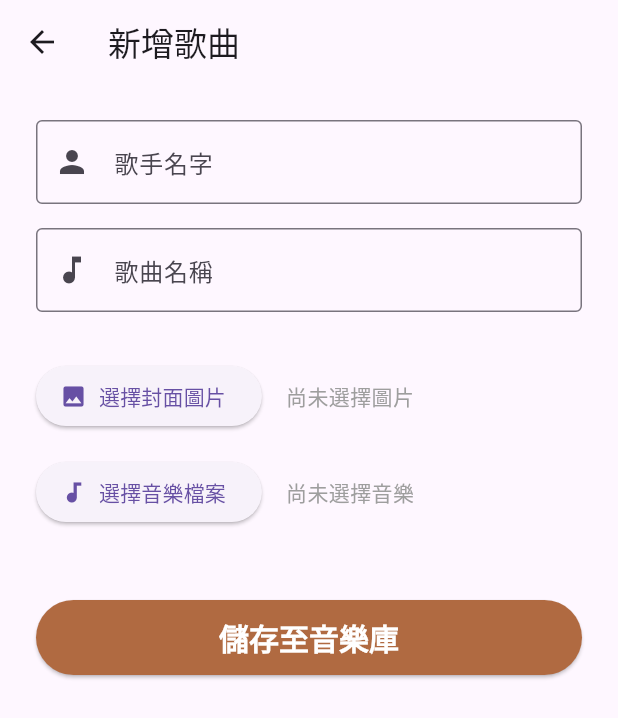
After one commit to Reminiscence-Care/ReminiCare-AI-APP, a Flutter app: the MusicScreen screen opened by its route, after a tap on "新增歌曲", on a phone screen of 412 x 824 dp. The commit adds this screen. Shown: the top 718 px of the screen. Run offline on Flutter 3.47's test engine with Material 3 defaults, Android fonts, the phone set to English and light mode, and no system bars; our stand-ins replace audioplayers, file_picker, go_router, hive, hive_flutter; accounts and stored records are empty; generated files the repository leaves out were written again.

Commit message:
Add add_songs_data_screen.dart

```diff
--- a/lib/main.dart
+++ b/lib/main.dart
@@ -1,13 +1,22 @@
 import 'package:flutter/material.dart';
 import 'package:go_router/go_router.dart';
+import 'package:hive_flutter/hive_flutter.dart';
+import 'package:remini_care_ai_app/models/song_model.dart';
+import 'package:remini_care_ai_app/models/song_model.dart';
 import 'package:remini_care_ai_app/home_screen.dart';
 import 'package:remini_care_ai_app/screens/life_screen/life_screen.dart';
 import 'package:remini_care_ai_app/screens/music_screen/music_screen.dart';
 import 'package:remini_care_ai_app/screens/music_screen/music_years_selection_screen.dart';
 import 'package:remini_care_ai_app/screens//music_screen/select_songs_screen.dart';
 import 'package:remini_care_ai_app/screens//music_screen/play_music_screen.dart';
+import 'package:remini_care_ai_app/screens/music_screen/add_songs_data_screen.dart';
 
-void main() {
+
+void main() async {
+  WidgetsFlutterBinding.ensureInitialized();
+  await Hive.initFlutter();
+  Hive.registerAdapter(SongModelAdapter());
+  await Hive.openBox<SongModel>('my_music_box');
   runApp(const MyApp());
 }
 final GoRouter _router = GoRouter(
@@ -53,6 +62,10 @@ final GoRouter _router = GoRouter(
           return PlayMusicScreen(songData: songData);
         }
     ),
+    GoRoute(
+      path: '/add_songs_data_screen',
+      builder: (context, state) =>  AddSongsDataScreen()
+    )
   ]
 );
 
--- /dev/null
+++ b/lib/models/song_model.dart
@@ -0,0 +1,25 @@
+import 'package:hive/hive.dart';
+
+part 'song_model.g.dart';
+
+@HiveType(typeId: 0)
+class SongModel extends HiveObject {
+  @HiveField(0)
+  String singer;
+
+  @HiveField(1)
+  String title;
+
+  @HiveField(2)
+  String imagePath;
+
+  @HiveField(3)
+  String audioPath;
+
+  SongModel({
+    required this.singer,
+    required this.title,
+    required this.imagePath,
+    required this.audioPath,
+  });
+}
--- /dev/null
+++ b/lib/screens/music_screen/add_songs_data_screen.dart
@@ -0,0 +1,278 @@
+import 'dart:io';
+import 'package:flutter/material.dart';
+import 'package:file_picker/file_picker.dart';
+import 'package:path_provider/path_provider.dart';
+import 'package:path/path.dart' as p;
+import 'package:hive_flutter/hive_flutter.dart';
+import 'package:go_router/go_router.dart';
+
+import 'package:remini_care_ai_app/models/song_model.dart';
+
+class AddSongsDataScreen extends StatefulWidget {
+  const AddSongsDataScreen({super.key});
+
+  @override
+  State<StatefulWidget> createState() => _AddSongsDataScreenState();
+}
+
+class _AddSongsDataScreenState extends State<AddSongsDataScreen> {
+  final TextEditingController _singerController = TextEditingController();
+  final TextEditingController _titleController = TextEditingController();
+
+  String? _savedImagePath;
+  String? _savedAudioPath;
+
+  String _imageFileName = "尚未選擇圖片";
+  String _audioFileName = "尚未選擇音樂";
+
+  bool _isImageAutoLoaded = false;
+
+  Future<void> _pickAndSaveFile({
+    required FileType type,
+    required Function(String path, String name) onSaved,
+  }) async {
+    FilePickerResult? result = await FilePicker.pickFiles(
+      type: type,
+      allowMultiple: false,
+    );
+
+    if (result != null && result.files.single.path != null) {
+      String originalPath = result.files.single.path!;
+      String fileName = result.files.single.name;
+
+      // 取得 App 的本機永久資料夾
+      final docDir = await getApplicationDocumentsDirectory();
+
+      // 建立新的永久路徑
+      String newPath = p.join(docDir.path, fileName);
+
+      // 把剛剛選的檔案複製過去
+      File originalFile = File(originalPath);
+      await originalFile.copy(newPath);
+
+      // 呼叫 callback 把新路徑存起來並更新畫面
+      setState(() {
+        // 如果可以直接從 file 提取出 <歌手名>-<歌名> 就直接更新
+        String fileNameWithoutExtension = p.basenameWithoutExtension(fileName);
+        List<String> patterned_string = fileNameWithoutExtension.split('-');
+        if(type == FileType.audio && patterned_string.length == 2) {
+          _singerController.text = patterned_string[0];
+          _titleController.text = patterned_string[1];
+        }
+        // 如果使用者在自動帶入後，又手動去選了新照片
+        // 我們就要把自動帶入標記設為 false，避免打字時又被洗掉
+        if (type == FileType.image) {
+          _isImageAutoLoaded = false;
+        }
+        onSaved(newPath, fileName);
+      });
+    }
+  }
+
+  // 3. 核心：將資料打包寫入 Hive 資料庫
+  void _saveToDatabase() {
+    if (_singerController.text.isEmpty ||
+        _titleController.text.isEmpty ||
+        _savedImagePath == null ||
+        _savedAudioPath == null) {
+
+      ScaffoldMessenger.of(context).showSnackBar(
+        const SnackBar(content: Text('請填寫所有欄位並選擇圖片與音樂！')),
+      );
+      return;
+    }
+
+    // 建立要存進去的物件
+    final newSong = SongModel(
+      singer: _singerController.text,
+      title: _titleController.text,
+      imagePath: _savedImagePath!,
+      audioPath: _savedAudioPath!,
+    );
+
+    // 打開箱子並丟進去！
+    var box = Hive.box<SongModel>('my_music_box');
+    box.add(newSong);
+
+    // 顯示成功訊息並回到上一頁
+    ScaffoldMessenger.of(context).showSnackBar(
+      const SnackBar(content: Text('歌曲已成功加入資料庫！')),
+    );
+    context.pop();
+  }
+
+  void _autoCheckExistingSinger() {
+    String currentSingerName = _singerController.text.trim();
+    if(currentSingerName.isEmpty) {
+      if (_isImageAutoLoaded) {
+        setState(() {
+          _savedImagePath = null;
+          _imageFileName = "尚未選擇圖片";
+          _isImageAutoLoaded = false;
+        });
+      }
+      return;
+    }
+    var box = Hive.box<SongModel>('my_music_box');
+    SongModel? matchedSong;
+    // 遍歷資料庫，尋找有沒有名字一模一樣的歌手
+    for (var song in box.values) {
+      if (song.singer.trim() == currentSingerName) {
+        matchedSong = song;
+        break; // 找到第一首就跳出
+      }
+    }
+    // 如果找到歷史紀錄，且使用者目前「還沒有手動挑選新照片」
+    if (matchedSong != null && (!_isImageAutoLoaded && _savedImagePath == null || _isImageAutoLoaded)) {
+      setState(() {
+        _savedImagePath = matchedSong!.imagePath;
+        _imageFileName = "已自動帶入此歌手的歷史照片";
+        _isImageAutoLoaded = true; // 標記為自動帶入
+      });
+    }
+  }
+
+  @override initState() {
+    super.initState();
+    _singerController.addListener(_autoCheckExistingSinger);
+  }
+
+  // 記得在離開頁面時釋放 Controller
+  @override
+  void dispose() {
+    _singerController.removeListener(_autoCheckExistingSinger);
+    _singerController.dispose();
+    _titleController.dispose();
+    super.dispose();
+  }
+
+  @override
+  Widget build(BuildContext context) {
+    return Scaffold(
+      appBar: AppBar(title: const Text('新增歌曲')),
+      body: SingleChildScrollView(
+        padding: const EdgeInsets.all(24.0),
+        child: Center(
+          child: ConstrainedBox(
+            constraints: const BoxConstraints(maxWidth: 500), // 防止在大螢幕上輸入框變得無限長
+            child: Column(
+              crossAxisAlignment: CrossAxisAlignment.stretch,
+              children: [
+                // --- 歌手輸入框 ---
+                TextField(
+                  controller: _singerController,
+                  decoration: const InputDecoration(
+                    labelText: '歌手名字',
+                    border: OutlineInputBorder(),
+                    prefixIcon: Icon(Icons.person),
+                  ),
+                ),
+                const SizedBox(height: 16),
+
+                // --- 歌名輸入框 ---
+                TextField(
+                  controller: _titleController,
+                  decoration: const InputDecoration(
+                    labelText: '歌曲名稱',
+                    border: OutlineInputBorder(),
+                    prefixIcon: Icon(Icons.music_note),
+                  ),
+                ),
+                const SizedBox(height: 32),
+
+                // --- 選擇圖片按鈕區塊 ---
+                Row(
+                  children: [
+                    ElevatedButton.icon(
+                      icon: const Icon(Icons.image),
+                      label: const Text('選擇封面圖片'),
+                      onPressed: () {
+                        _pickAndSaveFile(
+                          type: FileType.image,
+                          onSaved: (path, name) {
+                            _savedImagePath = path;
+                            _imageFileName = name;
+                          },
+                        );
+                      },
+                    ),
+                    const SizedBox(width: 16),
+                    Expanded(
+                      child: Text(_imageFileName, overflow: TextOverflow.ellipsis, style: const TextStyle(color: Colors.grey)),
+                    ),
+                  ],
+                ),
+                //如果抓到了路徑且檔案存在，直接秀出小預覽圖
+                if (_savedImagePath != null) ...[
+                  const SizedBox(height: 12),
+                  Align(
+                    alignment: Alignment.centerLeft,
+                    child: Container(
+                      width: 80,
+                      height: 80,
+                      decoration: BoxDecoration(
+                        borderRadius: BorderRadius.circular(8),
+                        border: Border.all(color: Colors.grey[300]!),
+                      ),
+                      child: ClipRRect(
+                        borderRadius: BorderRadius.circular(6),
+                        child: Image.file(
+                          File(_savedImagePath!),
+                          fit: BoxFit.cover,
+                          errorBuilder: (c, e, s) => const Icon(Icons.broken_image, color: Colors.grey),
+                        ),
+                      ),
+                    ),
+                  ),
+                ],
+                const SizedBox(height: 16),
+
+                // --- 選擇音樂按鈕區塊 ---
+                Row(
+                  children: [
+                    ElevatedButton.icon(
+                      icon: const Icon(Icons.audiotrack),
+                      label: const Text('選擇音樂檔案'),
+                      onPressed: () {
+                        _pickAndSaveFile(
+                          type: FileType.audio,
+                          onSaved: (path, name) {
+                            _savedAudioPath = path;
+                            _audioFileName = name;
+                          },
+                        );
+                      },
+                    ),
+                    const SizedBox(width: 16),
+                    Expanded(
+                      child: Text(
+                          _audioFileName,
+                          overflow: TextOverflow.ellipsis,
+                          style: const TextStyle(color: Colors.grey)
+                      ),
+                    ),
+                  ],
+                ),
+                const SizedBox(height: 48),
+
+                // --- 儲存按鈕 ---
+                SizedBox(
+                  height: 50,
+                  child: ElevatedButton(
+                    style: ElevatedButton.styleFrom(
+                      backgroundColor: const Color(0xFFB06A41), // 我們之前用的復古棕色
+                      foregroundColor: Colors.white,
+                      textStyle: const TextStyle(fontSize: 20, fontWeight: FontWeight.bold),
+                    ),
+                    onPressed: _saveToDatabase, // 點擊時執行寫入資料庫邏輯
+                    child: const Text('儲存至音樂庫'),
+                  ),
+                ),
+              ],
+            ),
+          ),
+        ),
+      ),
+    );
+  }
+}
--- a/lib/screens/music_screen/music_screen.dart
+++ b/lib/screens/music_screen/music_screen.dart
@@ -30,13 +30,13 @@ class MusicScreen extends StatelessWidget {
                   ),
                 ),
               ),
-
+              Column(
+                children: [
                   Wrap(
                     alignment: WrapAlignment.center,
                     spacing: 32.0, // 按鈕之間的水平間距
                     runSpacing: 32.0, // 螢幕太窄被擠到下一行時的垂直間距
                     children: [
-
                       // --- 國語歌按鈕 ---
                       _buildLanguageButton(
                         context: context,
@@ -52,7 +52,29 @@ class MusicScreen extends StatelessWidget {
                         width: buttonWidth,
                         languageLabel: '台語歌',
                       ),
-
+                    ],
+                  ),
+                  Padding(
+                    padding: EdgeInsetsGeometry.only(top:40),
+                    child: ElevatedButton(
+                      onPressed: () {
+                        context.push('/add_songs_data_screen');
+                      },
+                      style: ElevatedButton.styleFrom(
+                        shape: RoundedRectangleBorder(
+                          borderRadius: BorderRadius.circular(10)
+                        )
+                      ),
+                      child: Text(
+                        '新增歌曲',
+                        style: const TextStyle(
+                            fontSize: 35,
+                            fontWeight: FontWeight.bold,
+                            color: Color(0xFF4E342E)
+                        ),
+                      ),
+                    ),
+                  )
                 ],
               ),
             ],
--- a/pubspec.yaml
+++ b/pubspec.yaml
@@ -39,12 +39,16 @@ dependencies:
   path_provider: ^2.1.5
   just_audio: ^0.10.5
   path: ^1.9.1
+  hive_flutter: ^1.1.0
+
   http: ^1.6.0
   audioplayers: ^6.7.1
 
 dev_dependencies:
   flutter_test:
     sdk: flutter
+  hive_generator: ^2.0.1
+  build_runner: ^2.4.13
 
   # The "flutter_lints" package below contains a set of recommended lints to
   # encourage good coding practices. The lint set provided by the package is
```
Also changed, not shown: pubspec.lock. Lines whose indentation alone changed are shown as unchanged.
